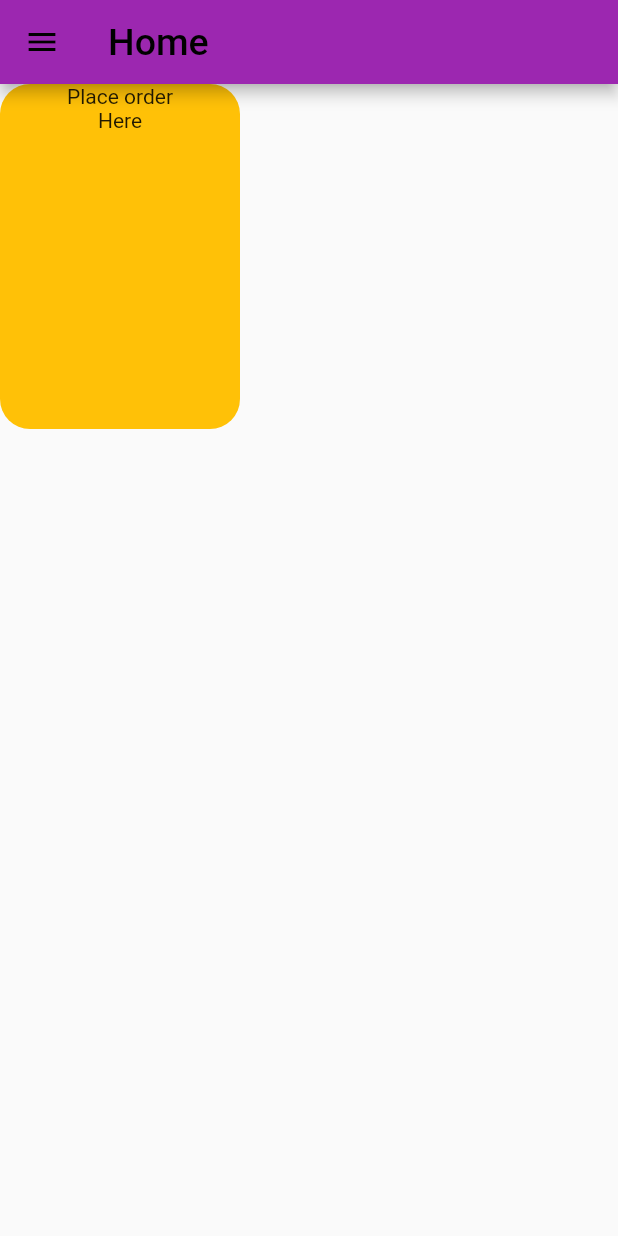
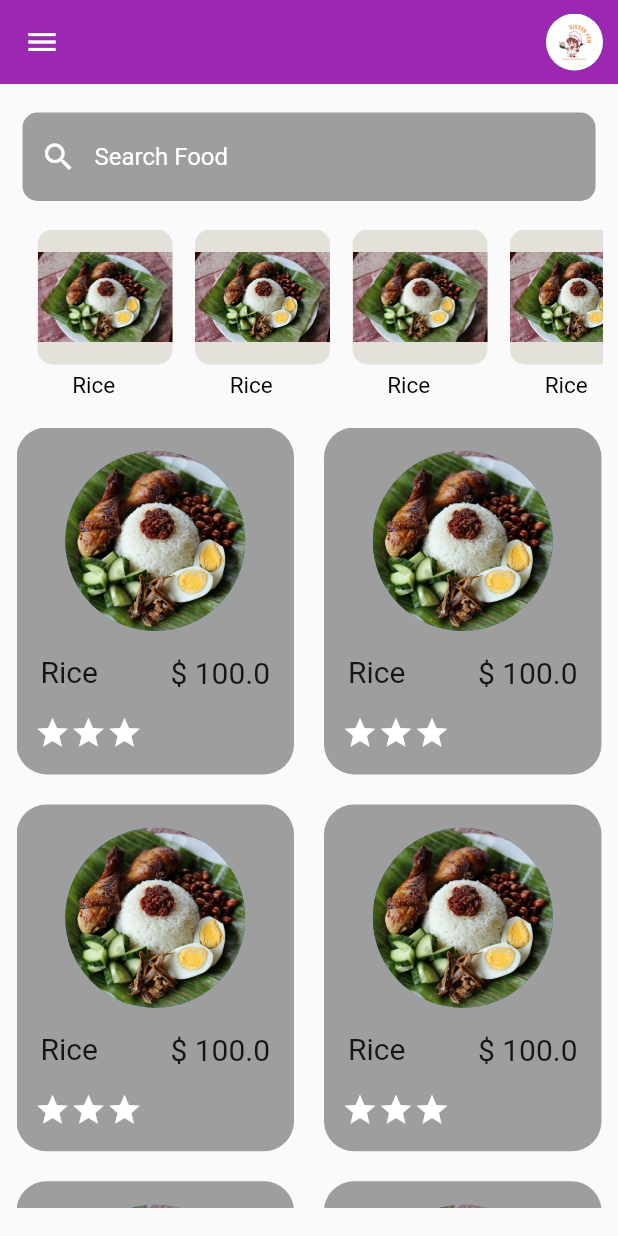
Before and after one commit to Laikaichian22/food-ordering-and-delivering-application, a Flutter app: the CustomerHomePage screen opened by its route, on a phone screen of 412 x 824 dp. Run offline on Flutter 3.47's test engine with Material 2 defaults, Android fonts, the phone set to English and light mode, and no system bars; our stand-ins replace cloud_firestore, firebase_auth, firebase_core; accounts and stored records are empty.

Commit message:
second draft on customer page
update customer page

```diff
--- a/lib/main.dart
+++ b/lib/main.dart
@@ -32,7 +32,7 @@ class MyApp extends StatelessWidget {
     return MaterialApp(
       // title: ,
       // theme: ThemeData(),
-      home: const BusinessOwnerHomePage(),
+      home: const CustomerHomePage(),
       routes: {
         loginRoute: (context) => const LoginPage(),
         registerRoute: (context) => const Register(),
--- a/lib/mainPage/customer_page/cust_homepage.dart
+++ b/lib/mainPage/customer_page/cust_homepage.dart
@@ -12,9 +12,82 @@ class CustomerHomePage extends StatefulWidget {
 }
 
 class _CustomerHomePageState extends State<CustomerHomePage> {
-
   @override
   Widget build(BuildContext context) {
+    Widget categoriesContainer({required String image, required String name}) {
+      return Column(
+        children: [
+          Container(
+            margin: EdgeInsets.only(left: 15),
+            height: 90,
+            width: 90,
+            decoration: BoxDecoration(
+                image: DecorationImage(image: AssetImage(image)),
+                color: Color.fromARGB(255, 228, 225, 219),
+                borderRadius: BorderRadius.circular(10)),
+          ),
+          SizedBox(
+            height: 5,
+          ),
+          Text(
+            name,
+            style: TextStyle(fontSize: 15, color: Colors.black),
+          )
+        ],
+      );
+    }
+
+    Widget bottomContainer(
+        {required String image, required double price, required String name}) {
+      return Container(
+        height: 250,
+        width: 200,
+        decoration: BoxDecoration(
+          color: Colors.grey,
+          borderRadius: BorderRadius.circular(20),
+        ),
+        child: Column(mainAxisAlignment: MainAxisAlignment.center, children: [
+          CircleAvatar(
+            radius: 60,
+            backgroundImage: AssetImage(image),
+          ),
+          ListTile(
+            leading: Text(
+              name,
+              style: TextStyle(
+                fontSize: 20,
+              ),
+            ),
+            trailing: Text(
+              "\$ $price",
+              style: TextStyle(
+                fontSize: 20,
+              ),
+            ),
+          ),
+          Padding(
+            padding: const EdgeInsets.only(left: 12),
+            child: Row(
+              children: [
+                Icon(
+                  Icons.star,
+                  color: Colors.white,
+                ),
+                Icon(
+                  Icons.star,
+                  color: Colors.white,
+                ),
+                Icon(
+                  Icons.star,
+                  color: Colors.white,
+                )
+              ],
+            ),
+          )
+        ]),
+      );
+    }
+
     return Scaffold(
         drawer: Drawer(
           child: Container(
@@ -32,17 +105,15 @@ class _CustomerHomePageState extends State<CustomerHomePage> {
                           backgroundColor: Colors.white,
                           radius: 46,
                           child: CircleAvatar(
-                          radius: 42,
-                          backgroundColor: Colors.amber
+                              radius: 42, backgroundColor: Colors.amber),
                         ),
-                      ),
-
                         Padding(
                           padding: EdgeInsets.all(15.0),
                           child: Column(
                             mainAxisAlignment: MainAxisAlignment.center,
                             children: [
-                            Text("Welcome",
+                              Text(
+                                "Welcome",
                                 style: TextStyle(fontSize: 20),
                               ),
                               SizedBox(
@@ -57,41 +128,49 @@ class _CustomerHomePageState extends State<CustomerHomePage> {
                   ),
                 ),
                 ListTile(
-                leading: Icon(Icons.home_outlined,),
-                title:Text('Home', style: TextStyle(color:Colors.black)),
-                onTap: (){
-                  Navigator.push(context, MaterialPageRoute(
-                    builder: (context) => new BusinessOwnerHomePage())
-                  );
-                }
+                    leading: Icon(
+                      Icons.home_outlined,
                     ),
+                    title: Text('Home', style: TextStyle(color: Colors.black)),
+                    onTap: () {
+                      Navigator.push(
+                          context,
+                          MaterialPageRoute(
+                              builder: (context) =>
+                                  new BusinessOwnerHomePage()));
+                    }),
                 ListTile(
-                leading: Icon(Icons.person_outlined,),
-                title:Text('My profile', style: TextStyle(color:Colors.black)),
-                onTap: (){
+                    leading: Icon(
+                      Icons.person_outlined,
+                    ),
+                    title: Text('My profile',
+                        style: TextStyle(color: Colors.black)),
+                    onTap: () {
                       Navigator.of(context).pushNamedAndRemoveUntil(
                         custProfileRoute,
                         (route) => false,
                       );
-                }
+                    }),
+                ListTile(
+                    leading: Icon(
+                      Icons.settings_outlined,
                     ),
+                    title:
+                        Text('Setting', style: TextStyle(color: Colors.black)),
+                    onTap: () {}),
                 ListTile(
-                leading: Icon(Icons.settings_outlined,),
-                title:Text('Setting', style: TextStyle(color:Colors.black)),
-
-                onTap: (){}
+                    leading: Icon(
+                      Icons.format_quote_outlined,
                     ),
+                    title: Text('FAQs', style: TextStyle(color: Colors.black)),
+                    onTap: () {}),
                 ListTile(
-                leading: Icon(Icons.format_quote_outlined,),
-                title:Text('FAQs', style: TextStyle(color:Colors.black)),
-
-                onTap: (){}
+                    leading: Icon(
+                      Icons.logout_outlined,
                     ),
-              ListTile(
-                leading: Icon(Icons.logout_outlined,),
-                title:Text('Logout', style: TextStyle(color:Colors.black)),
-
-                onTap: () async{
+                    title:
+                        Text('Logout', style: TextStyle(color: Colors.black)),
+                    onTap: () async {
                       final shouldLogout = await showLogOutDialog(context);
                       //devtools.log(shouldLogout.toString()); //give special output in terminal
                       if (shouldLogout) {
@@ -101,19 +180,19 @@ class _CustomerHomePageState extends State<CustomerHomePage> {
                           (_) => false,
                         );
                       }
-                }
-              ),
+                    }),
                 Padding(
-                padding: const EdgeInsets.fromLTRB(0,200,0,0),
+                  padding: const EdgeInsets.fromLTRB(0, 200, 0, 0),
                   child: Container(
                     height: 300,
                     padding: EdgeInsets.symmetric(horizontal: 20),
                     child: Column(
                       crossAxisAlignment: CrossAxisAlignment.start,
                       children: [
-                      Text("Contact Support",
+                        Text(
+                          "Contact Support",
                           style: TextStyle(
-                          color:Colors.black,
+                            color: Colors.black,
                             fontSize: 16,
                           ),
                         ),
@@ -122,15 +201,17 @@ class _CustomerHomePageState extends State<CustomerHomePage> {
                         ),
                         Row(
                           children: [
-                          Text('Call us:',
+                            Text(
+                              'Call us:',
                               style: TextStyle(
-                              color:Colors.black,
+                                color: Colors.black,
                                 fontSize: 16,
                               ),
                             ),
-                          Text('0123456789',
+                            Text(
+                              '0123456789',
                               style: TextStyle(
-                              color:Colors.black,
+                                color: Colors.black,
                                 fontSize: 16,
                               ),
                             ),
@@ -141,15 +222,17 @@ class _CustomerHomePageState extends State<CustomerHomePage> {
                         ),
                         Row(
                           children: [
-                          Text('Mail us:',
+                            Text(
+                              'Mail us:',
                               style: TextStyle(
-                              color:Colors.black,
+                                color: Colors.black,
                                 fontSize: 16,
                               ),
                             ),
-                          Text('abc@gmail.com',
+                            Text(
+                              'abc@gmail.com',
                               style: TextStyle(
-                              color:Colors.black,
+                                color: Colors.black,
                                 fontSize: 16,
                               ),
                             ),
@@ -164,40 +247,77 @@ class _CustomerHomePageState extends State<CustomerHomePage> {
           ),
         ),
         appBar: AppBar(
-        iconTheme: IconThemeData(color: Colors.black),
-        title: Text(
-              'Home',
-              style: TextStyle(fontSize: 25, color: Colors.black,),
+          backgroundColor: Colors.purple,
+          elevation: 0.0,
+          //leading: Icon(Icons.sort),
+          actions: [
+            Padding(
+              padding: const EdgeInsets.all(9.0),
+              child: CircleAvatar(
+                backgroundImage: AssetImage('images/homeImage.jpg'),
               ),
-        backgroundColor: Colors.purple,
+            )
+          ],
         ),
-      body: Row(
+        body: Container(
+          margin: EdgeInsets.symmetric(horizontal: 10),
+          child: Column(
+            mainAxisAlignment: MainAxisAlignment.spaceEvenly,
             children: [
+              Padding(
+                padding: const EdgeInsets.symmetric(horizontal: 5),
+                child: TextField(
+                  decoration: InputDecoration(
+                      hintText: "Search Food",
+                      hintStyle: TextStyle(color: Colors.white),
+                      prefixIcon: Icon(Icons.search, color: Colors.white),
+                      filled: true,
+                      fillColor: Colors.grey,
+                      border: OutlineInputBorder(
+                          borderSide: BorderSide.none,
+                          borderRadius: BorderRadius.circular(10))),
+                ),
+              ),
+              SingleChildScrollView(
+                scrollDirection: Axis.horizontal,
+                child: Row(
+                  children: [
+                    categoriesContainer(image: 'images/R.jpeg', name: 'Rice'),
+                    categoriesContainer(image: 'images/R.jpeg', name: 'Rice'),
+                    categoriesContainer(image: 'images/R.jpeg', name: 'Rice'),
+                    categoriesContainer(image: 'images/R.jpeg', name: 'Rice'),
+                    categoriesContainer(image: 'images/R.jpeg', name: 'Rice'),
+                  ],
+                ),
+              ),
               Container(
-            height: 230,
-            width: 160,
-            decoration: BoxDecoration(
-              color:Colors.amber,
-              borderRadius: BorderRadius.circular(20),
-            ),
-            child: Column(
+                margin: EdgeInsets.symmetric(horizontal: 1),
+                height: 520,
+                child: GridView.count(
+                  shrinkWrap: false,
+                  primary: false,
+                  crossAxisCount: 2,
+                  childAspectRatio: 0.8,
+                  crossAxisSpacing: 20,
+                  mainAxisSpacing: 20,
                   children: [
-                Expanded(
-                  child: Column(
-                    children: [
-                      Text('Place order'),
-                      Text('Here'),
-                    ],)
-                ),
-
+                    bottomContainer(
+                        image: 'images/R.jpeg', price: 100, name: 'Rice'),
+                    bottomContainer(
+                        image: 'images/R.jpeg', price: 100, name: 'Rice'),
+                    bottomContainer(
+                        image: 'images/R.jpeg', price: 100, name: 'Rice'),
+                    bottomContainer(
+                        image: 'images/R.jpeg', price: 100, name: 'Rice'),
+                    bottomContainer(
+                        image: 'images/R.jpeg', price: 100, name: 'Rice'),
+                    bottomContainer(
+                        image: 'images/R.jpeg', price: 100, name: 'Rice')
                   ],
                 ),
               )
             ],
           ),
-
-
-    );
+        ));
   }
-
 }
```
Lines whose indentation alone changed are shown as unchanged.
